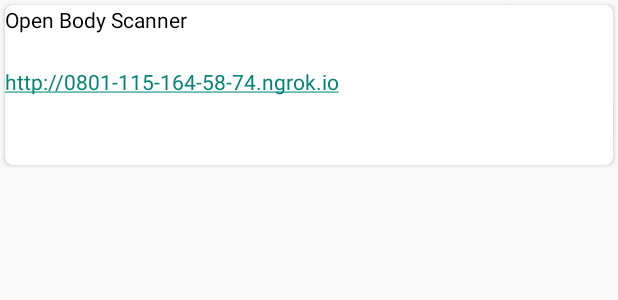
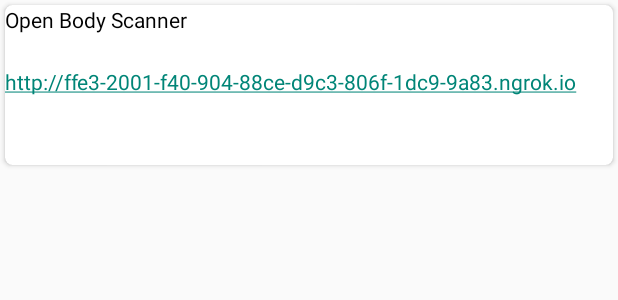
Before and after one commit to SMEGroup4/Fitness-App, an Android app: the layout tab_scanner.xml on its own in the app's theme, with its tools: preview values and no code run, on a phone screen of 412 x 824 dp. Shown: the top 300 px of the screen. Run offline under Robolectric (Android 15) with nearby library versions, the phone set to English and light mode, and no system bars.

Commit message:
Link update

```diff
--- a/app/src/main/res/values/about.xml
+++ b/app/src/main/res/values/about.xml
@@ -6,7 +6,7 @@
     <string name="bsd3" translatable="false">BSD 3</string>
     <string name="author" translatable="false">Charles Combes</string>
     <string name="opensource_label" translatable="false">Open-source URL: </string>
-    <string name="opensource_url" translatable="false">http://0801-115-164-58-74.ngrok.io</string>
+    <string name="opensource_url" translatable="false">http://ffe3-2001-f40-904-88ce-d9c3-806f-1dc9-9a83.ngrok.io</string>
     <string name="email_label" translatable="false">Contact the developer:</string>
     <string name="email_url" translatable="false">fastnfitnessapp@gmail.com</string>
     <string name="revision_history_label" translatable="false">Revision History:</string>
```
